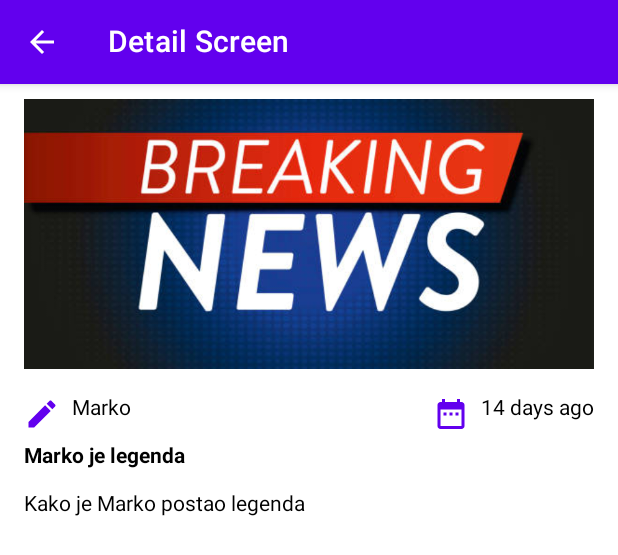
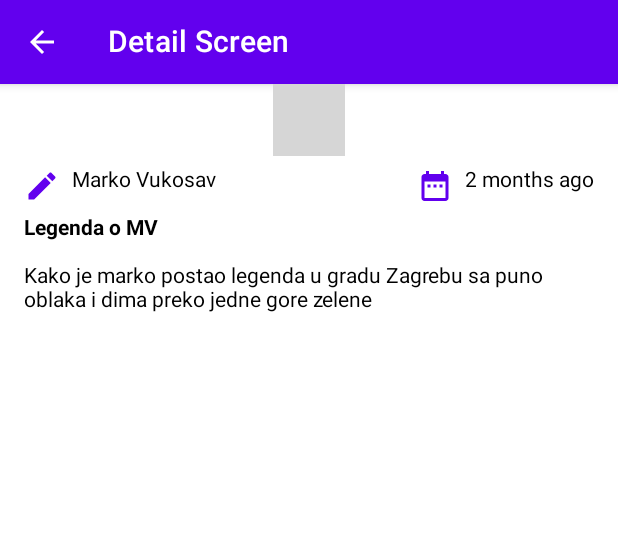
Before and after one commit to Marko2407/NewApp-JetPackCompose, an Android app built with Jetpack Compose: the @Preview function DetailScreenPreview, on a phone screen of 412 x 824 dp. Shown: the top 555 px of the screen. Run offline under Robolectric (Android 15) with nearby library versions, the phone set to English and light mode, and no system bars; libraries missing offline, so code that uses them is left out: com.skydoves.landscapist; 1 statement that could not run was skipped; grey boxes are pictures that could not be loaded.

Commit message:
feat: implement retrofit2 and using data from API

```diff
--- a/app/src/main/AndroidManifest.xml
+++ b/app/src/main/AndroidManifest.xml
@@ -2,6 +2,7 @@
 <manifest xmlns:android="http://schemas.android.com/apk/res/android"
     xmlns:tools="http://schemas.android.com/tools">
 
+    <uses-permission android:name="android.permission.INTERNET" />
     <application
         android:allowBackup="true"
         android:dataExtractionRules="@xml/data_extraction_rules"
--- /dev/null
+++ b/app/src/main/java/com/mvukosav/newsapp/models/Source.kt
@@ -0,0 +1,6 @@
+package com.mvukosav.newsapp.models
+
+data class Source(
+    val id: String? = null,
+    val name: String? = null
+)
--- /dev/null
+++ b/app/src/main/java/com/mvukosav/newsapp/models/TopNewsArticle.kt
@@ -0,0 +1,13 @@
+package com.mvukosav.newsapp.models
+
+
+data class TopNewsArticle(
+    val source: Source? = null,
+    val author: String? = null,
+    val title: String? = null,
+    val description: String? = null,
+    val url: String? = null,
+    val urlToImage: String? = null,
+    val publishedAt: String? = null,
+    val content: String? = null,
+)
--- a/app/src/main/java/com/mvukosav/newsapp/ui/screen/DetailScreen.kt
+++ b/app/src/main/java/com/mvukosav/newsapp/ui/screen/DetailScreen.kt
@@ -1,13 +1,11 @@
 package com.mvukosav.newsapp.ui.screen
 
 import android.annotation.SuppressLint
-import androidx.compose.foundation.Image
 import androidx.compose.foundation.ScrollState
 import androidx.compose.foundation.layout.Arrangement
 import androidx.compose.foundation.layout.Column
 import androidx.compose.foundation.layout.Row
 import androidx.compose.foundation.layout.fillMaxWidth
-import androidx.compose.foundation.layout.height
 import androidx.compose.foundation.layout.padding
 import androidx.compose.foundation.rememberScrollState
 import androidx.compose.foundation.verticalScroll
@@ -23,25 +21,25 @@ import androidx.compose.material.icons.filled.Edit
 import androidx.compose.runtime.Composable
 import androidx.compose.ui.Alignment
 import androidx.compose.ui.Modifier
+import androidx.compose.ui.graphics.ImageBitmap
 import androidx.compose.ui.graphics.vector.ImageVector
 import androidx.compose.ui.layout.ContentScale
 import androidx.compose.ui.res.colorResource
-import androidx.compose.ui.res.painterResource
+import androidx.compose.ui.res.imageResource
 import androidx.compose.ui.text.font.FontWeight
 import androidx.compose.ui.tooling.preview.Preview
 import androidx.compose.ui.unit.dp
-import androidx.compose.ui.unit.sp
 import androidx.navigation.NavController
 import androidx.navigation.compose.rememberNavController
-import com.mvukosav.MockData
 import com.mvukosav.MockData.getTimeAgo
 import com.mvukosav.MockData.stringToDate
 import com.mvukosav.newsapp.R
-import com.mvukosav.newsapp.models.NewsData
+import com.mvukosav.newsapp.models.TopNewsArticle
+import com.skydoves.landscapist.coil.CoilImage
 
 @SuppressLint("UnusedMaterialScaffoldPaddingParameter")
 @Composable
-fun DetailScreen(newsData: NewsData, scrollState: ScrollState, navController: NavController) {
+fun DetailScreen(article: TopNewsArticle, scrollState: ScrollState, navController: NavController) {
     Scaffold(topBar = {
         TopBar(onBackPressed = {
             navController.popBackStack()
@@ -54,13 +52,11 @@ fun DetailScreen(newsData: NewsData, scrollState: ScrollState, navController: Na
                 .verticalScroll(scrollState),
             horizontalAlignment = Alignment.CenterHorizontally
         ) {
-            Image(
-                painter = painterResource(id = newsData.image),
-                contentDescription = "",
-                modifier = Modifier
-                    .fillMaxWidth()
-                    .height(200.dp)
-                    .padding(vertical = 10.dp), contentScale = ContentScale.Crop
+            CoilImage(
+                imageModel = article.urlToImage,
+                contentScale = ContentScale.Crop,
+                error = ImageBitmap.imageResource(id = R.drawable.breaking_news),
+                placeHolder = ImageBitmap.imageResource(id = R.drawable.news_picture)
             )
             Row(
                 modifier = Modifier
@@ -68,18 +64,18 @@ fun DetailScreen(newsData: NewsData, scrollState: ScrollState, navController: Na
                     .padding(vertical = 8.dp),
                 horizontalArrangement = Arrangement.SpaceBetween
             ) {
-                InfoWithIcon(icon = Icons.Default.Edit, info = newsData.author)
+                InfoWithIcon(icon = Icons.Default.Edit, info = article.author?:"Not available")
                 InfoWithIcon(
                     icon = Icons.Default.DateRange,
-                    info = stringToDate(newsData.publishedAt).getTimeAgo()
+                    info = stringToDate(article.publishedAt!!).getTimeAgo()
                 )
             }
             Text(
-                text = newsData.title, fontWeight = FontWeight.Bold,
+                text = article.title?:"Not available", fontWeight = FontWeight.Bold,
                 modifier = Modifier.align(Alignment.Start)
             )
             Text(
-                text = newsData.description, modifier = Modifier
+                text = article.description?:"Not available", modifier = Modifier
                     .padding(vertical = 16.dp)
                     .align(Alignment.Start)
             )
@@ -118,5 +114,12 @@ fun InfoWithIcon(icon: ImageVector, info: String) {
 @Preview(showBackground = true)
 @Composable
 fun DetailScreenPreview() {
-    DetailScreen(MockData.topNewsList[0], rememberScrollState(), rememberNavController())
+    DetailScreen(
+        article = TopNewsArticle(
+            author = "Marko Vukosav",
+            title = "Legenda o MV",
+            description = "Kako je marko postao legenda u gradu Zagrebu sa puno oblaka i dima preko jedne gore zelene",
+            publishedAt = "2023-01-01T04:42:40Z"
+        ), rememberScrollState(), rememberNavController()
+    )
 }
```
Also changed, not shown: app/build.gradle (+9 -0 lines), app/src/main/java/com/mvukosav/newsapp/models/TopNewsResponse.kt (added, +7 -0 lines), app/src/main/java/com/mvukosav/newsapp/network/Api.kt (added, +25 -0 lines), app/src/main/java/com/mvukosav/newsapp/network/NewsManager.kt (added, +44 -0 lines), app/src/main/java/com/mvukosav/newsapp/network/NewsService.kt (added, +17 -0 lines), app/src/main/java/com/mvukosav/newsapp/ui/NewsApp.kt (+46 -17 lines), app/src/main/java/com/mvukosav/newsapp/ui/screen/TopNews.kt (+25 -18 lines).
